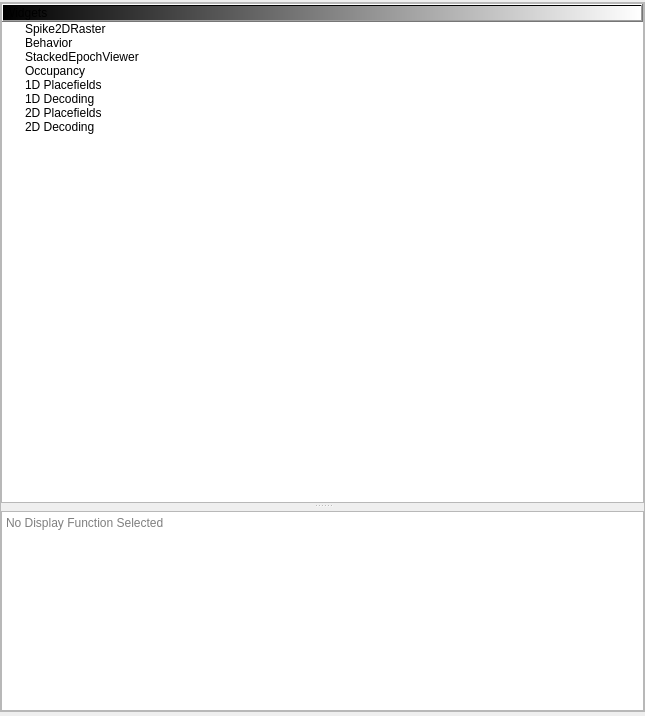
CommanderPho/pyPhoPlaceCellAnalysis, file src/pyphoplacecellanalysis/GUI/Qt/MainApplicationWindows/LauncherWidget/LauncherWidget.ui: the form before one commit.
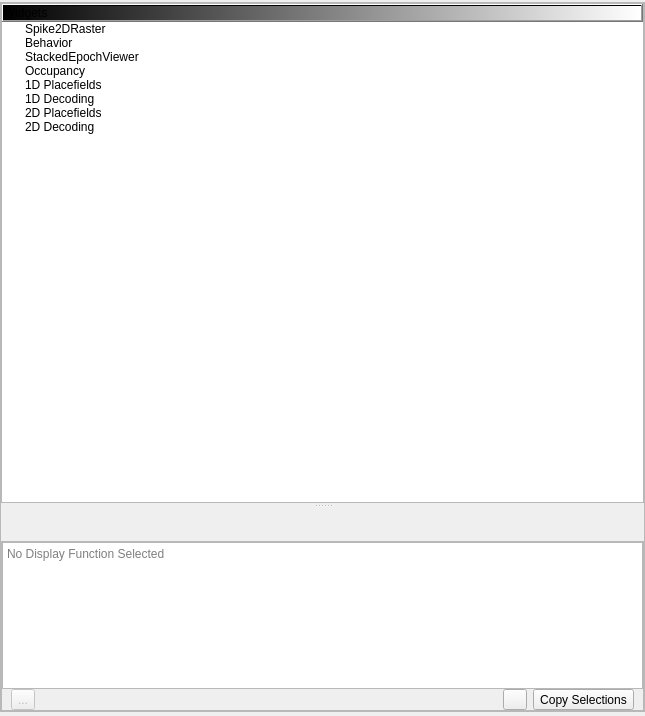
The form after the commit. Icons and pictures are not drawn.

Commit message: launcher hacking

What changed in the file:
```diff
--- a/src/pyphoplacecellanalysis/GUI/Qt/MainApplicationWindows/LauncherWidget/LauncherWidget.ui
+++ b/src/pyphoplacecellanalysis/GUI/Qt/MainApplicationWindows/LauncherWidget/LauncherWidget.ui
@@ -256,13 +256,184 @@
          </property>
          <layout class="QVBoxLayout" name="verticalLayout">
           <item>
-           <widget class="QTextBrowser" name="textBrowser">
-            <property name="documentTitle">
-             <string>Display Function</string>
+           <widget class="QFrame" name="displayContextSelectorFrameContainer">
+            <property name="sizePolicy">
+             <sizepolicy hsizetype="Preferred" vsizetype="Preferred">
+              <horstretch>1</horstretch>
+              <verstretch>0</verstretch>
+             </sizepolicy>
             </property>
-            <property name="placeholderText">
-             <string>No Display Function Selected</string>
+            <property name="minimumSize">
+             <size>
+              <width>0</width>
+              <height>24</height>
+             </size>
             </property>
+            <property name="baseSize">
+             <size>
+              <width>0</width>
+              <height>24</height>
+             </size>
+            </property>
+            <layout class="QGridLayout" name="gridLayout_displayContext">
+             <property name="leftMargin">
+              <number>0</number>
+             </property>
+             <property name="topMargin">
+              <number>0</number>
+             </property>
+             <property name="rightMargin">
+              <number>0</number>
+             </property>
+             <property name="bottomMargin">
+              <number>0</number>
+             </property>
+             <property name="spacing">
+              <number>0</number>
+             </property>
+            </layout>
+           </widget>
+          </item>
+          <item>
+           <widget class="QFrame" name="frame">
+            <property name="frameShape">
+             <enum>QFrame::StyledPanel</enum>
+            </property>
+            <property name="frameShadow">
+             <enum>QFrame::Raised</enum>
+            </property>
+            <layout class="QGridLayout" name="gridLayout_5">
+             <property name="leftMargin">
+              <number>0</number>
+             </property>
+             <property name="topMargin">
+              <number>0</number>
+             </property>
+             <property name="rightMargin">
+              <number>0</number>
+             </property>
+             <property name="bottomMargin">
+              <number>0</number>
+             </property>
+             <property name="spacing">
+              <number>0</number>
+             </property>
+             <item row="1" column="0">
+              <widget class="QFrame" name="thinButtonBarWidget">
+               <property name="sizePolicy">
+                <sizepolicy hsizetype="Preferred" vsizetype="Preferred">
+                 <horstretch>1</horstretch>
+                 <verstretch>1</verstretch>
+                </sizepolicy>
+               </property>
+               <property name="minimumSize">
+                <size>
+                 <width>120</width>
+                 <height>21</height>
+                </size>
+               </property>
+               <property name="maximumSize">
+                <size>
+                 <width>16777215</width>
+                 <height>21</height>
+                </size>
+               </property>
+               <property name="baseSize">
+                <size>
+                 <width>120</width>
+                 <height>21</height>
+                </size>
+               </property>
+               <layout class="QGridLayout" name="gridLayout_4" rowstretch="0">
+                <property name="topMargin">
+                 <number>0</number>
+                </property>
+                <property name="bottomMargin">
+                 <number>0</number>
+                </property>
+                <property name="verticalSpacing">
+                 <number>0</number>
+                </property>
+                <item row="0" column="0">
+                 <widget class="QToolButton" name="btnUnusedButton">
+                  <property name="enabled">
+                   <bool>false</bool>
+                  </property>
+                  <property name="text">
+                   <string>...</string>
+                  </property>
+                  <property name="shortcut">
+                   <string>Left</string>
+                  </property>
+                 </widget>
+                </item>
+                <item row="0" column="1">
+                 <spacer name="horizontalSpacer">
+                  <property name="orientation">
+                   <enum>Qt::Horizontal</enum>
+                  </property>
+                  <property name="sizeHint" stdset="0">
+                   <size>
+                    <width>40</width>
+                    <height>20</height>
+                   </size>
+                  </property>
+                 </spacer>
+                </item>
+                <item row="0" column="2">
+                 <widget class="QToolButton" name="btnRefresh">
+                  <property name="toolTip">
+                   <string>Refresh</string>
+                  </property>
+                  <property name="statusTip">
+                   <string>Refresh</string>
+                  </property>
+                  <property name="icon">
+                   <iconset theme="user-idle">
+                    <normaloff>../../Widgets/ThinButtonBar</normaloff>../../Widgets/ThinButtonBar</iconset>
+                  </property>
+                  <property name="shortcut">
+                   <string>F5</string>
+                  </property>
+                 </widget>
+                </item>
+                <item row="0" column="3">
+                 <widget class="QToolButton" name="btnCopySelectedEpochs">
+                  <property name="enabled">
+                   <bool>true</bool>
+                  </property>
+                  <property name="toolTip">
+                   <string>Copy Selections</string>
+                  </property>
+                  <property name="statusTip">
+                   <string>CopySelections</string>
+                  </property>
+                  <property name="text">
+                   <string>Copy Selections</string>
+                  </property>
+                  <property name="icon">
+                   <iconset theme="edit-copy">
+                    <normaloff>../../Widgets/ThinButtonBar</normaloff>../../Widgets/ThinButtonBar</iconset>
+                  </property>
+                  <property name="shortcut">
+                   <string>Ctrl+C</string>
+                  </property>
+                 </widget>
+                </item>
+               </layout>
+              </widget>
+             </item>
+             <item row="0" column="0">
+              <widget class="QTextBrowser" name="textBrowser">
+               <property name="documentTitle">
+                <string>Display Function</string>
+               </property>
+               <property name="placeholderText">
+                <string>No Display Function Selected</string>
+               </property>
+              </widget>
+             </item>
+            </layout>
            </widget>
           </item>
          </layout>
```
Left out of the diff: 12 changed lines with no effect on the pictures. The commit also changes 1 other file.
